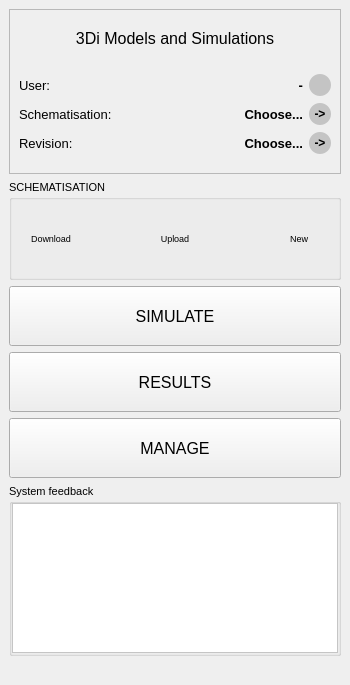
Above: threedi_models_and_simulations/ui/threedi_dockwidget.ui from nens/threedi-api-qgis-client before the change. Below: the same form after it.
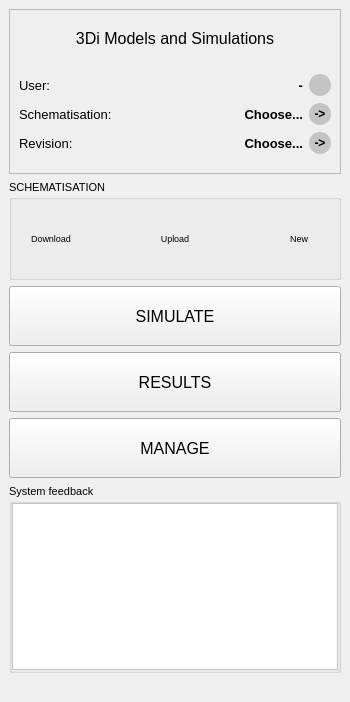
That is the form after the change. Icons and pictures are not drawn. Custom widgets are drawn as their Qt base class.

Patch:
```diff
--- a/threedi_models_and_simulations/ui/threedi_dockwidget.ui
+++ b/threedi_models_and_simulations/ui/threedi_dockwidget.ui
@@ -7,13 +7,13 @@
     <x>0</x>
     <y>0</y>
     <width>350</width>
-    <height>600</height>
+    <height>702</height>
    </rect>
   </property>
   <property name="minimumSize">
    <size>
     <width>300</width>
-    <height>600</height>
+    <height>702</height>
    </size>
   </property>
   <property name="font">
```
Left out of the diff: 12 changed lines with no effect on the pictures.
